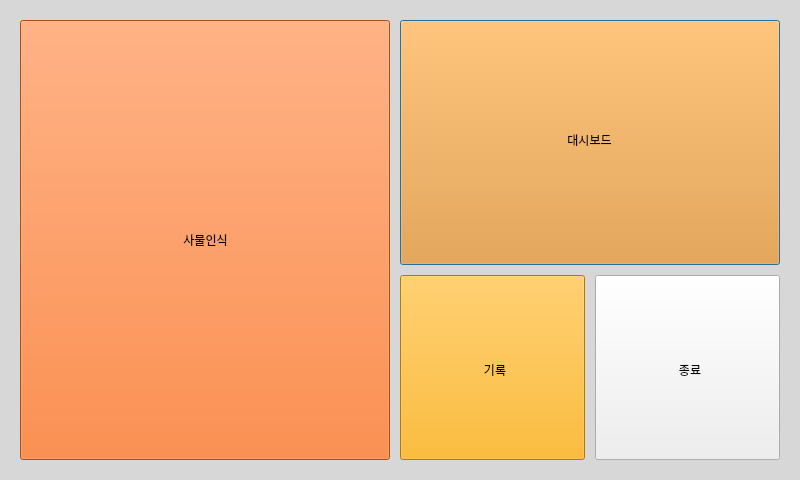
PYounggi/gamza, file main.ui: the form before one commit.
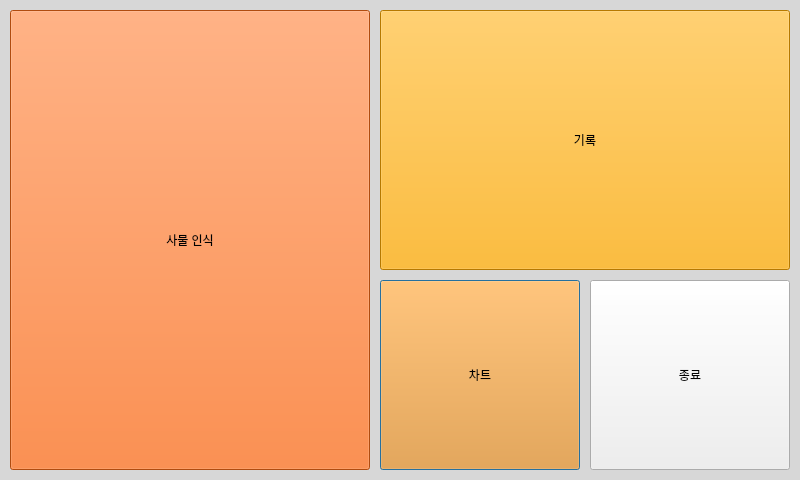
The form after the commit.

Diff of the .ui file:
```diff
--- a/main.ui
+++ b/main.ui
@@ -10,6 +10,18 @@
     <height>480</height>
    </rect>
   </property>
+  <property name="minimumSize">
+   <size>
+    <width>800</width>
+    <height>480</height>
+   </size>
+  </property>
+  <property name="maximumSize">
+   <size>
+    <width>800</width>
+    <height>480</height>
+   </size>
+  </property>
   <property name="windowTitle">
    <string>Dialog</string>
   </property>
@@ -17,174 +29,74 @@
    <bool>false</bool>
   </property>
   <property name="styleSheet">
-   <string notr="true">background-color: rgb(215, 215, 215);</string>
+   <string notr="true">#Dialog{
+background-color: rgb(215, 215, 215);
+}</string>
   </property>
   <widget class="QPushButton" name="graph">
    <property name="geometry">
     <rect>
-     <x>400</x>
-     <y>20</y>
-     <width>380</width>
-     <height>245</height>
+     <x>380</x>
+     <y>280</y>
+     <width>200</width>
+     <height>190</height>
     </rect>
    </property>
    <property name="styleSheet">
-    <string notr="true">background-color: rgb(245, 146, 27);</string>
+    <string notr="true">font: 81 32pt &quot;나눔스퀘어OTF ExtraBold&quot;;background-color: rgb(245, 146, 27);</string>
    </property>
    <property name="text">
-    <string/>
+    <string>차트</string>
    </property>
   </widget>
   <widget class="QPushButton" name="record">
    <property name="geometry">
     <rect>
-     <x>400</x>
-     <y>275</y>
-     <width>185</width>
-     <height>185</height>
+     <x>380</x>
+     <y>10</y>
+     <width>410</width>
+     <height>260</height>
     </rect>
    </property>
    <property name="styleSheet">
-    <string notr="true">background-color: rgb(255, 170, 0);</string>
-   </property>
-   <property name="text">
-    <string/>
-   </property>
-  </widget>
-  <widget class="QPushButton" name="shutdown">
-   <property name="geometry">
-    <rect>
-     <x>595</x>
-     <y>275</y>
-     <width>185</width>
-     <height>185</height>
-    </rect>
-   </property>
-   <property name="styleSheet">
-    <string notr="true">background-color: rgb(239, 239, 239);</string>
-   </property>
-   <property name="text">
-    <string/>
-   </property>
-  </widget>
-  <widget class="QPushButton" name="recognize">
-   <property name="geometry">
-    <rect>
-     <x>20</x>
-     <y>20</y>
-     <width>370</width>
-     <height>440</height>
-    </rect>
-   </property>
-   <property name="styleSheet">
-    <string notr="true">background-color: rgb(246, 106, 21);</string>
-   </property>
-   <property name="text">
-    <string/>
-   </property>
-  </widget>
-  <widget class="QLabel" name="label">
-   <property name="geometry">
-    <rect>
-     <x>50</x>
-     <y>190</y>
-     <width>311</width>
-     <height>100</height>
-    </rect>
-   </property>
-   <property name="styleSheet">
-    <string notr="true">background-color: rgba(255, 255, 255, 0);
-font: 81 48pt &quot;나눔스퀘어OTF ExtraBold&quot;;</string>
-   </property>
-   <property name="text">
-    <string>사물인식</string>
-   </property>
-   <property name="textFormat">
-    <enum>Qt::AutoText</enum>
-   </property>
-   <property name="scaledContents">
-    <bool>false</bool>
-   </property>
-   <property name="alignment">
-    <set>Qt::AlignCenter</set>
-   </property>
-  </widget>
-  <widget class="QLabel" name="label_2">
-   <property name="geometry">
-    <rect>
-     <x>409</x>
-     <y>90</y>
-     <width>361</width>
-     <height>100</height>
-    </rect>
-   </property>
-   <property name="styleSheet">
-    <string notr="true">background-color: rgba(255, 255, 255, 0);
+    <string notr="true">background-color: rgb(255, 170, 0);
 font: 81 40pt &quot;나눔스퀘어OTF ExtraBold&quot;;</string>
    </property>
    <property name="text">
-    <string>대시보드</string>
-   </property>
-   <property name="textFormat">
-    <enum>Qt::AutoText</enum>
-   </property>
-   <property name="scaledContents">
-    <bool>false</bool>
-   </property>
-   <property name="alignment">
-    <set>Qt::AlignCenter</set>
-   </property>
-  </widget>
-  <widget class="QLabel" name="label_3">
-   <property name="geometry">
-    <rect>
-     <x>400</x>
-     <y>320</y>
-     <width>190</width>
-     <height>100</height>
-    </rect>
-   </property>
-   <property name="styleSheet">
-    <string notr="true">background-color: rgba(255, 255, 255, 0);
-font: 81 32pt &quot;나눔스퀘어OTF ExtraBold&quot;;</string>
-   </property>
-   <property name="text">
     <string>기록</string>
    </property>
-   <property name="textFormat">
-    <enum>Qt::AutoText</enum>
-   </property>
-   <property name="scaledContents">
-    <bool>false</bool>
-   </property>
-   <property name="alignment">
-    <set>Qt::AlignCenter</set>
-   </property>
   </widget>
-  <widget class="QLabel" name="label_4">
+  <widget class="QPushButton" name="shutdown">
    <property name="geometry">
     <rect>
-     <x>615</x>
-     <y>295</y>
-     <width>150</width>
-     <height>150</height>
+     <x>590</x>
+     <y>280</y>
+     <width>200</width>
+     <height>190</height>
     </rect>
    </property>
    <property name="styleSheet">
-    <string notr="true">background-color: rgba(255, 255, 255, 0);
-font: 81 32pt &quot;나눔스퀘어OTF ExtraBold&quot;;</string>
+    <string notr="true">background-color: rgb(239, 239, 239);font: 81 32pt &quot;나눔스퀘어OTF ExtraBold&quot;;</string>
    </property>
    <property name="text">
     <string>종료</string>
    </property>
-   <property name="textFormat">
-    <enum>Qt::AutoText</enum>
+  </widget>
+  <widget class="QPushButton" name="recognize">
+   <property name="geometry">
+    <rect>
+     <x>10</x>
+     <y>10</y>
+     <width>360</width>
+     <height>460</height>
+    </rect>
    </property>
-   <property name="scaledContents">
-    <bool>false</bool>
+   <property name="styleSheet">
+    <string notr="true">background-color: rgb(246, 106, 21);
+font: 81 48pt &quot;나눔스퀘어OTF ExtraBold&quot;;</string>
    </property>
-   <property name="alignment">
-    <set>Qt::AlignCenter</set>
+   <property name="text">
+    <string>사물 인식</string>
    </property>
   </widget>
  </widget>
```
